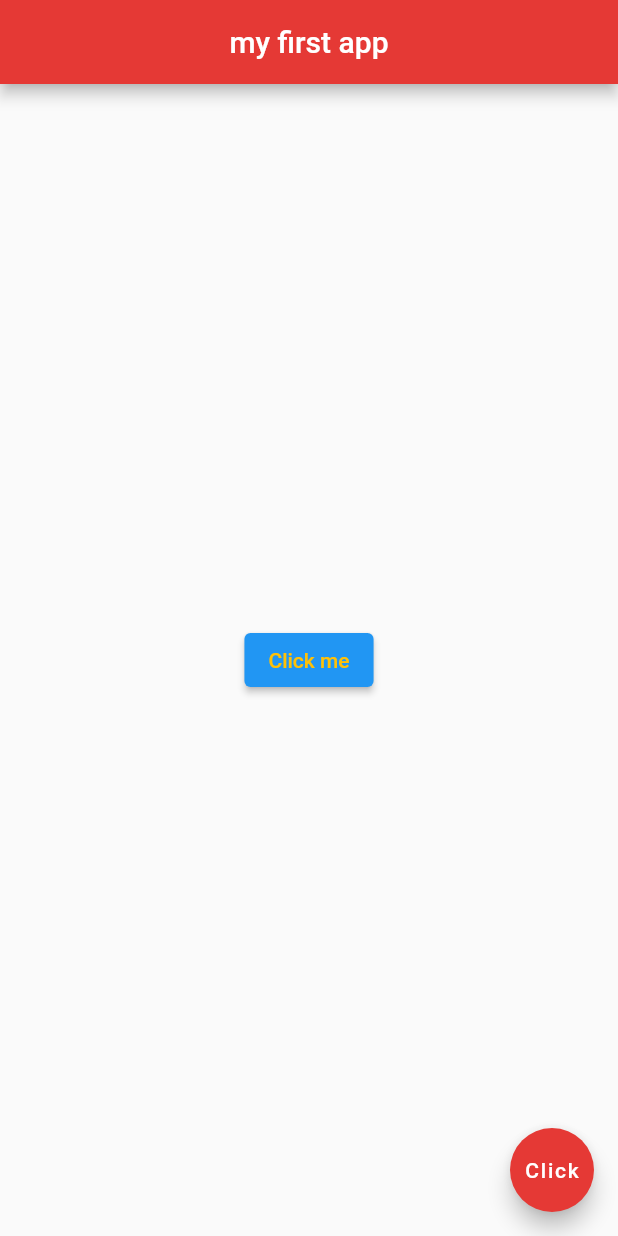
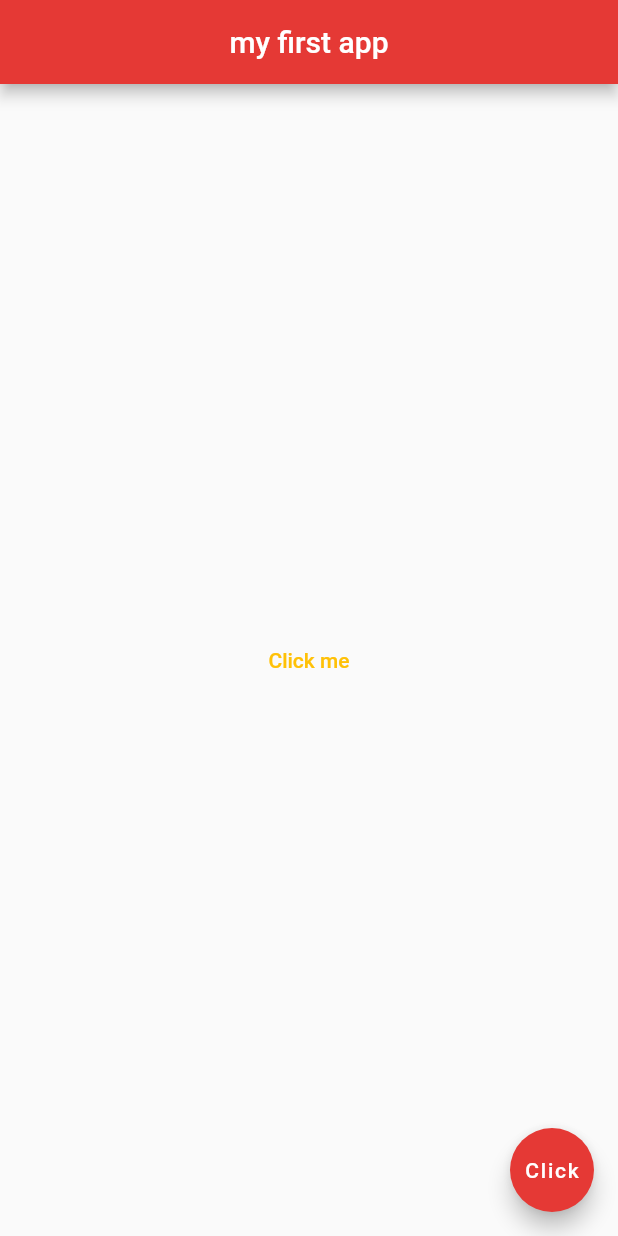
Before and after one commit to nabeelamaham/flutter, a Flutter app: the screen it shows after launch, on a phone screen of 412 x 824 dp. Run offline on Flutter 3.47's test engine with Material 2 defaults, Android fonts, the light colour scheme and no system bars.

Commit message:
Text button

```diff
--- a/scoffold_appbar_widgets/lib/main.dart
+++ b/scoffold_appbar_widgets/lib/main.dart
@@ -16,7 +16,7 @@ class Home extends StatelessWidget {
           backgroundColor: Colors.red[600],
         ),
         body: Center(
-          child: ElevatedButton(
+          child: TextButton(
             style: TextButton.styleFrom(
               primary: Colors.amber,
               onSurface: Colors.amberAccent,
@@ -32,14 +32,6 @@ class Home extends StatelessWidget {
         size:50.0,
       )*/
 
-        /*Image.network('https://encrypted-tbn0.gstatic.com/images?q=tbn:ANd9GcRLmkwYbPm-neI63boKZ1YJ81175mtbxOBdwA&usqp=CAU'),
-      Image.asset("assets/space-1.jpg"),
-     Image(
-        image: AssetImage('assets/space-1.jpeg'),
-        image: NetworkImage(
-            'https://encrypted-tbn0.gstatic.com/images?q=tbn:ANd9GcRLmkwYbPm-neI63boKZ1YJ81175mtbxOBdwA&usqp=CAU'),
-    ) */
-
         floatingActionButton: FloatingActionButton(
           onPressed: () {},
           child: Text('Click'),
```
